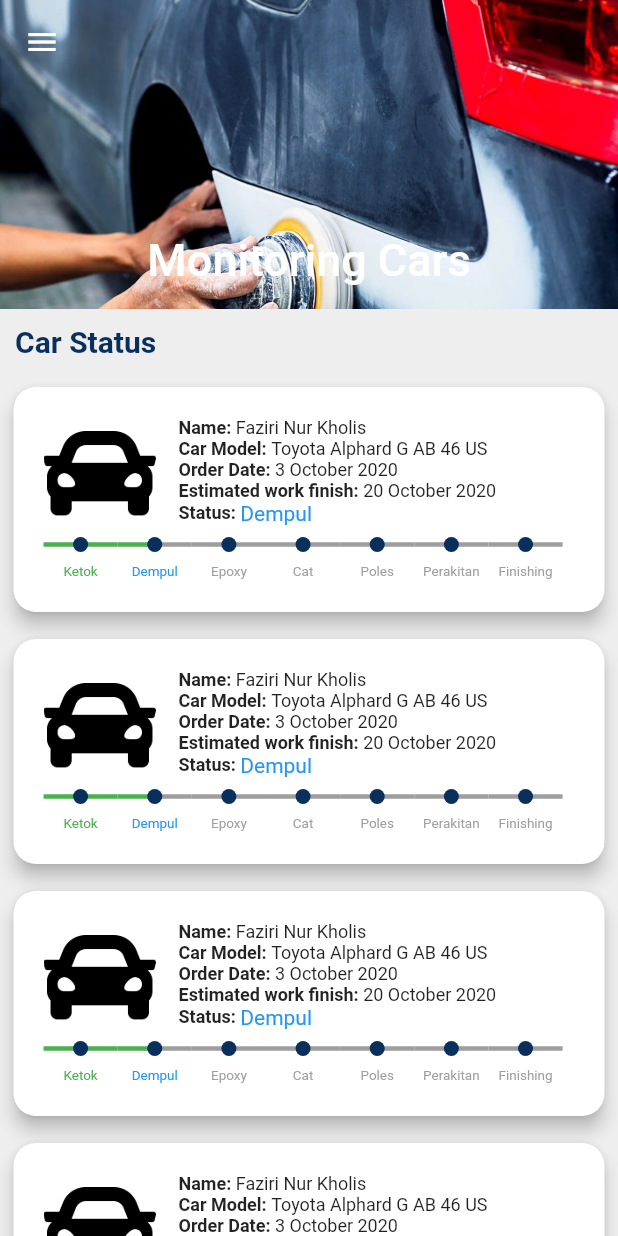
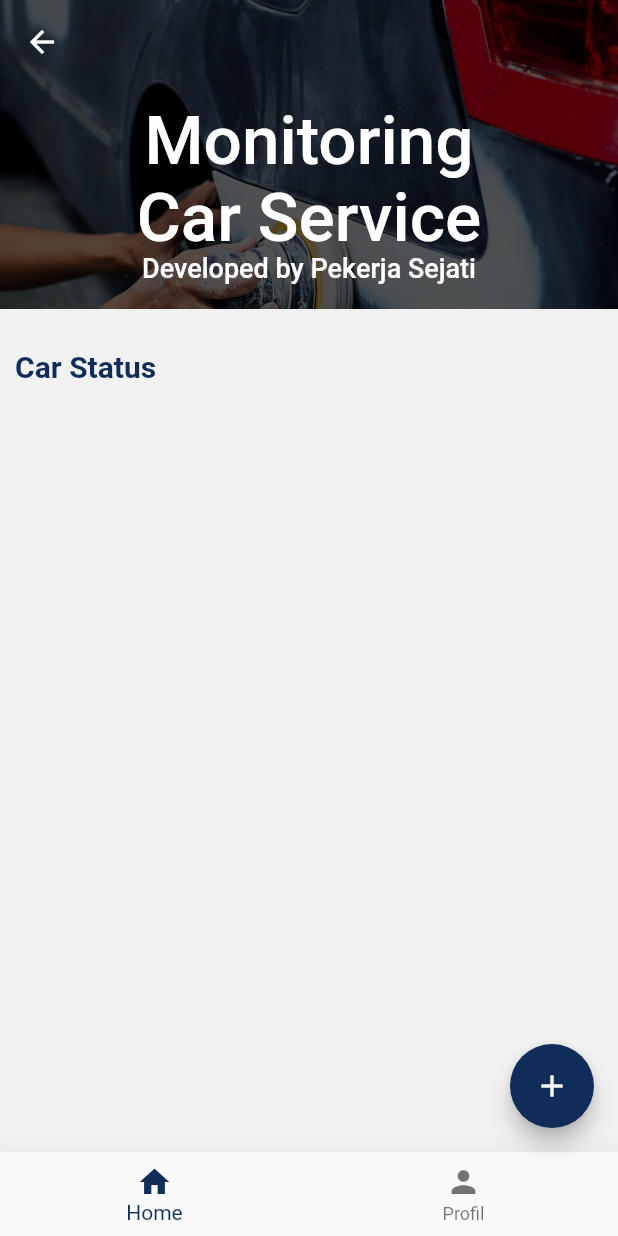
Before and after one commit to ikiadnan/flutter-workshop-status, a Flutter app: the Dashboard screen opened directly, on a phone screen of 412 x 824 dp. Run offline on Flutter 3.47's test engine with Material 2 defaults, Android fonts, the light colour scheme and no system bars; our stand-ins replace open_file, pdf, printing, sembast, shared_preferences; accounts and stored records are empty.

Commit message:
add new order

```diff
--- a/lib/main.dart
+++ b/lib/main.dart
@@ -8,7 +8,7 @@ import 'package:cat_app/views/loading.dart';
 import 'package:cat_app/views/login.dart';
 import 'package:cat_app/views/register.dart';
 // import 'package:flutter_todo/views/password_reset.dart';
-import 'package:cat_app/views/orders.dart';
+import 'package:cat_app/views/neworder.dart';
 import 'package:cat_app/views/invoice.dart';
 import 'package:cat_app/views/dashboard.dart';
 
@@ -22,6 +22,7 @@ void main() {
           '/': (context) => Router(),
           '/login': (context) => LogIn(),
           '/register': (context) => Register(),
+          '/neworder': (context) => NewOrder(),
           '/print': (context) => InvoicePage(),
         },
       ),
--- a/lib/models/order.dart
+++ b/lib/models/order.dart
@@ -12,7 +12,9 @@ class Order {
     int orderId;
     String customerName;
     String customerAddress;
-    int carId;
+    String phoneNumber;
+    String carId;
+    String carPlateNum;
     List<String> items = [];
     List<int> itemsCount = [];
     String status;
@@ -25,7 +27,9 @@ class Order {
       this.orderId,
       this.customerName,
       this.customerAddress,
+      this.phoneNumber,
       this.carId,
+      this.carPlateNum,
       this.items,
       this.itemsCount,
       this.status
@@ -39,7 +43,9 @@ class Order {
       orderId: json["order_id"],
       customerName: json["customer_name"],
       customerAddress: json["customer_address"],
+      phoneNumber: json["phone"],
       carId: json["car_id"],
+      carPlateNum: json["car_plate"],
       items: json["items"],
       itemsCount: json["items_count"],
       status: json["status"]
@@ -53,7 +59,9 @@ class Order {
       "order_id": orderId,
       "customer_name": customerName,
       "customer_address": customerAddress,
+      "phone": phoneNumber,
       "car_id": carId,
+      "car_plate": carPlateNum,
       "items": items,
       "items_count": itemsCount,
       "status": status
--- a/lib/providers/database.dart
+++ b/lib/providers/database.dart
@@ -112,10 +112,10 @@ class DatabaseProvider with ChangeNotifier {
     return false;
   }
 
-  Future<List<Order>> getAllOrderSortedById() async {
+  Future<List<Map<String,dynamic>>> getAllOrderSortedById() async {
     // Finder object can also sort data.
     final finder = Finder(sortOrders: [
-      SortOrder('order_id'),
+      SortOrder('created_at', false),
     ]);
 
     final recordSnapshots = await _orderRef.find(
@@ -124,8 +124,8 @@ class DatabaseProvider with ChangeNotifier {
     );
     // Making a List<User> out of List<RecordSnapshot>
     return recordSnapshots.map((snapshot) {
-      final order = Order.fromJson(snapshot.value);
-      print(order.toJson());
+      final order = snapshot.value;
+      print(order);
       return order;
     }).toList();
   }
--- a/lib/providers/order.dart
+++ b/lib/providers/order.dart
@@ -63,11 +63,13 @@ class OrderProvider with ChangeNotifier {
     }
   }
 
-  Future<void> addOrder(Order order) async {
-      List<Order> inprogressOdersModified = _inprogressOrders;
-      inprogressOdersModified.insert(0, order);
-      _inprogressOrders = inprogressOdersModified;
-      notifyListeners();
+  Future<int> addOrder(Order order) async {
+      return await DatabaseProvider.dbProvider.createNewOrder(order);
+      //notifyListeners();
+  }
+
+  Future<List<Map<String,dynamic>>> getAllOrder() async {
+    return await DatabaseProvider.dbProvider.getAllOrderSortedById();
   }
 
   Future<bool> toggleTodo(Order order) async {
--- a/lib/views/dashboard.dart
+++ b/lib/views/dashboard.dart
@@ -1,13 +1,18 @@
 
+import 'package:cat_app/providers/order.dart';
 import 'package:flutter/material.dart';
 import 'package:flutter/services.dart';
+import 'package:provider/provider.dart';
+import 'package:cat_app/widgets/styled_flat_button.dart';
+import 'package:cat_app/providers/auth.dart';
+import 'package:cat_app/models/order.dart';
 enum ProcessStatus {
    unfinished,
    running,
    finished
 }
 Color colorBackground = Color.fromRGBO(166,166,247,1);
-Color colorBlue = Color(0xFF092F5C);
+Color colorBlue = Color(0xFF102C58);
 //Color colorIsOnFire = Color.fromRGBO(97,255,139,1);
 Color colorIsOnFire1 = Colors.greenAccent;
 Color colorIsOnFire2 = Colors.greenAccent;
@@ -41,15 +46,17 @@ class Dashboard extends StatefulWidget {
   @override
   _DashboardState createState() => _DashboardState();
 }
+class _DashboardState extends State<Dashboard> {
+  var top;
+  int _selectedIndex = 0;
+
+  void _onItemTapped(int index) {
+    setState(() {
+      _selectedIndex = index;
+    });
+  }
 
 
-class _DashboardState extends State<Dashboard> {
-
-
-  Color colorBlue1 = Color.fromRGBO(70, 192, 226,1);
-  Color colorBlue2 = Color.fromRGBO(71, 63, 194,1);
-  Color colorOrange1 = Color.fromRGBO(245, 158, 59,1);
-  Color colorOrange2 = Color.fromRGBO(212, 14, 11,1);
 
   @override
   Widget build(BuildContext context) {
@@ -63,34 +70,35 @@ class _DashboardState extends State<Dashboard> {
       statusBarColor: Colors.transparent,
     ));
     return Scaffold(
-      backgroundColor: Colors.grey[200],
-      body: CustomScrollView(
-        slivers: <Widget>[
-          SliverAppBar(
-            leading: IconButton(
-              icon: Icon(Icons.menu),
-              onPressed: (){},
+      backgroundColor: Color(0xFFF1F1F1),
+      floatingActionButton: FloatingActionButton(
+          onPressed: () {
+            //showAddTaskSheet(context);
+            Navigator.pushNamed(context, '/neworder');
+
+      // Provider.of<AuthProvider>(context, listen: false).logOut();
+      // Navigator.pop(context);
+          },
+          child: Icon(Icons.add),
+          backgroundColor: colorBlue,
         ),
-            backgroundColor: Color.fromRGBO(71, 140, 194,1),
-            expandedHeight: MediaQuery.of(context).size.height * 0.25,
-            floating: false,
-            pinned: true,
-            snap: false,
-            elevation: 50,
-            flexibleSpace: FlexibleSpaceBar(
-              centerTitle: true,
-              title: Text("Monitoring Cars"),
-              background: Image(
-                image: AssetImage("assets/images/header.jpg"),
-                fit: BoxFit.fitWidth,
+      bottomNavigationBar: BottomNavigationBar(
+        elevation: 16,
+        items: const <BottomNavigationBarItem>[
+          BottomNavigationBarItem(
+            icon: Icon(Icons.home),
+            title: Text('Home'),
           ),
+          BottomNavigationBarItem(
+            icon: Icon(Icons.person),
+            title: Text('Profil'),
           ),
+        ],
+        currentIndex: _selectedIndex,
+        selectedItemColor: colorBlue,
+        onTap: _onItemTapped,
       ),
-          SliverList(
-            delegate: SliverChildListDelegate(_buildList()),
-          )
-        ],
-      ),
+      body: generateBody(context, _selectedIndex),
     );
   }
 
@@ -99,11 +107,109 @@ class _DashboardState extends State<Dashboard> {
     super.initState();
   }
 
-  List _buildList(){
-    List<Widget> listItems = List();
-      listItems.add(
-        Container(
-          padding: EdgeInsets.all(10),
+  dynamic reloadOrders(BuildContext context) async {
+    List<Map<String,dynamic>> result = await Provider.of<OrderProvider>(context, listen: false).getAllOrder();
+    // if(result.length == 0){
+    //   Order newOrder = Order(customerName: 'empty');
+    //   result.add(newOrder.toJson());
+    // }
+    return result;
+  }
+  Widget generateBody(BuildContext context, int index){
+    if(index==0){
+      return CustomScrollView(
+        slivers: <Widget>[
+          SliverAppBar(
+            backgroundColor: colorBlue,
+            expandedHeight: MediaQuery.of(context).size.height * 0.25,
+            floating: false,
+            pinned: true,
+            snap: false,
+            elevation: 50,
+            flexibleSpace: FlexibleSpaceBar(
+              centerTitle: true,
+              title:
+              // Text("Monitoring Car Service",
+              //   style: TextStyle(
+              //     fontFamily: 'Bebas',
+              //   ),
+              // ),
+              LayoutBuilder(
+                builder: (context, constraints) {
+                top = constraints.biggest.height;
+                print(top);
+                return FlexibleSpaceBar(
+                  titlePadding: EdgeInsets.only(top: 10),
+                  centerTitle: true,
+                  title: top < 100 ? Text("Monitoring Car Service") : dropDownTitle(),
+                );
+              }),
+
+              background: Stack(
+                children: [
+                  SizedBox.expand(
+                    child: Image(
+                      image: AssetImage("assets/images/header.jpg"),
+                      fit: BoxFit.fitWidth,
+                    ),
+                  ),
+                  SizedBox.expand(
+                    child: Container(
+                      decoration: BoxDecoration(
+                        color: Color(0xAA000000),
+                      ),
+                    ),
+                  ),
+                ],
+              ),
+
+            ),
+          ),
+          SliverList(
+            delegate: SliverChildListDelegate(
+              [Container(
+                child: _buildList(context),
+              )],
+            ),
+          ),
+        ],
+      );
+    } else return Container(
+        width: MediaQuery.of(context).size.width,
+        height: MediaQuery.of(context).size.height,
+        child: Stack(
+          alignment: Alignment.center,
+          children: [
+            StyledFlatButton(
+              'Log out',
+              onPressed: (){
+                Provider.of<AuthProvider>(context, listen: false).logOut();
+                //Navigator.pop(context);
+              }
+            ),
+          ],
+        ),
+      );
+  }
+
+  Widget _buildList(BuildContext context) {
+    return FutureBuilder(
+      future : reloadOrders(context),
+      builder: (context, snap){
+        // if(snap.data == null){
+        //   return Container(
+        //     width: 10,
+        //   );
+        // }
+        List<Map<String,dynamic>> listorder = snap.data;
+        List<Widget> cardlist = [];
+        if(listorder != null){
+          cardlist.add(
+            Padding(
+              padding: EdgeInsets.only(left: 10, right: 10),
+              child: Container(
+                height: 50,
+                alignment: Alignment.bottomLeft,
                 child: Text("Car Status",
                   style: TextStyle(
                     fontWeight: FontWeight.bold,
@@ -112,10 +218,27 @@ class _DashboardState extends State<Dashboard> {
                   ),
                 ),
               )
+            )
           );
-      for (int i = 0; i < 10; i++) {
-        listItems.add(
-          Padding(
+          for(var order in listorder){
+            cardlist.add(orderCard(order));
+          }
+        }
+        // return Column(children: [
+        //   Container(height: 150, color: Colors.grey),
+        //   Container(height: 150, color: Colors.blue),
+        //   Container(height: 150, color: Colors.grey),
+        //   Container(height: 150, color: Colors.blue),
+        // ],);
+        return Column(
+          children: cardlist,
+        );
+      }
+    );
+  }
+
+  Widget orderCard(Map<String,dynamic> order){
+    return Padding(
           padding: EdgeInsets.all(5),
           child: Card(
             shape: RoundedRectangleBorder(
@@ -123,6 +246,7 @@ class _DashboardState extends State<Dashboard> {
             ),
             elevation: 5,
             child: Container(
+              width: MediaQuery.of(context).size.width,
               height: 150,
               padding: EdgeInsets.all(20),
               child: Stack(
@@ -151,7 +275,7 @@ class _DashboardState extends State<Dashboard> {
                                   fontSize: 12,
                                 ),
                               ),
-                                Text("Faziri Nur Kholis",
+                              Text(order["customer_name"],
                                 style: TextStyle(
                                   fontSize: 12,
                                 ),
@@ -166,12 +290,12 @@ class _DashboardState extends State<Dashboard> {
                                   fontSize: 12,
                                 ),
                               ),
-                                Text("Toyota Alphard G ",
+                              Text(order["car_id"] + " ",
                                 style: TextStyle(
                                   fontSize: 12,
                                 ),
                               ),
-                                Text("AB 46 US",
+                              Text('('+ order["car_plate"] + ')',
                                 style: TextStyle(
                                   fontSize: 12,
                                 ),
@@ -186,7 +310,7 @@ class _DashboardState extends State<Dashboard> {
                                   fontSize: 12,
                                 ),
                               ),
-                                Text("3 October 2020",
+                              Text(order["created_at"],
                                 style: TextStyle(
                                   fontSize: 12,
                                 ),
@@ -201,7 +325,7 @@ class _DashboardState extends State<Dashboard> {
                                   fontSize: 12,
                                 ),
                               ),
-                                Text("20 October 2020",
+                              Text(order["created_at"],
                                 style: TextStyle(
                                   fontSize: 12,
                                 ),
@@ -216,7 +340,7 @@ class _DashboardState extends State<Dashboard> {
                                   fontSize: 12,
                                 ),
                               ),
-                                Text("Dempul",
+                              Text(order["status"],
                                 style: TextStyle(
                                   color: Colors.blue,
                                 ),
@@ -247,12 +371,22 @@ class _DashboardState extends State<Dashboard> {
               )
             ),
           ),
-          ),
         );
   }
-    return listItems;
+  Widget dropDownTitle(){
+    return Column(
+      mainAxisAlignment: MainAxisAlignment.end,
+      children: [
+        Text("Monitoring"),
+        Text("Car Service"),
+        Text("Developed by Pekerja Sejati",
+          style: TextStyle(
+            fontSize: 8,
+          ),
+        ),
+      ],
+    );
   }
-
   Widget processIndicator(String processTxt, ProcessStatus currentStatus, nextStatus){
     List<Color> barColor = [Colors.grey, Colors.green, Colors.green];
     return Container(
--- a/lib/views/login.dart
+++ b/lib/views/login.dart
@@ -15,6 +15,7 @@ class LogIn extends StatelessWidget {
       appBar: AppBar(
         title: Text('Log In'),
         leading: Container(),
+        backgroundColor: Color(0xFF102C58),
       ),
       body: Center(
         child: Container(
--- a/lib/views/register.dart
+++ b/lib/views/register.dart
@@ -11,6 +11,7 @@ class Register extends StatelessWidget {
   Widget build(BuildContext context) {
     return Scaffold(
       appBar: AppBar(
+        backgroundColor: Color(0xFF102C58),
         title: Text('Register'),
       ),
       body: Center(
--- a/lib/widgets/styled_flat_button.dart
+++ b/lib/widgets/styled_flat_button.dart
@@ -13,8 +13,8 @@ class StyledFlatButton extends StatelessWidget {
   @override
   Widget build(BuildContext context) {
     return FlatButton(
-      color: Colors.blue[500],
-      splashColor: Colors.blue[200],
+      color: Color(0xFF102C58),
+      splashColor: Color(0xFF102C58),
       child: Padding(
         padding: EdgeInsets.symmetric(vertical: 18.0),
         child: Text(
@@ -32,7 +32,7 @@ class StyledFlatButton extends StatelessWidget {
       shape: RoundedRectangleBorder(
         borderRadius: BorderRadius.circular(radius ?? 4.0),
         side: BorderSide(
-          color: Colors.blue[500],
+          color: Color(0xFF102C58),
           width: 2,
         ),
       ),
```
Also changed, not shown: lib/providers/auth.dart (+10 -5 lines), lib/views/neworder.dart (added, +152 -0 lines). Lines whose indentation alone changed are shown as unchanged.
